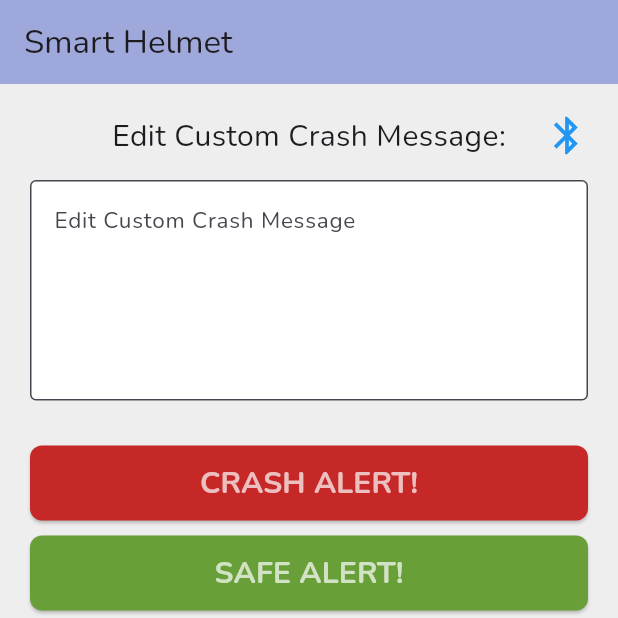
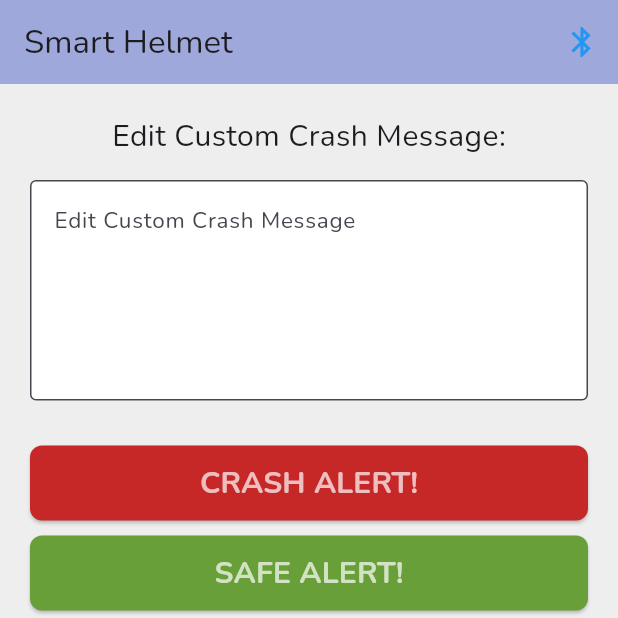
Before and after one commit to IsabellaTerick/smart_helmet, a Flutter app: the screen it shows after launch, on a phone screen of 412 x 824 dp, the top half of it. Run offline on Flutter 3.47's test engine with Material 3 defaults, Android fonts, the light colour scheme and no system bars; our stand-ins replace cloud_firestore, firebase_core, shared_preferences; accounts and stored records are empty.

Commit message:
Updated bluetooth icon
Updated bluetooth icon

```diff
--- a/lib/main.dart
+++ b/lib/main.dart
@@ -92,6 +92,9 @@ class _MyHomePageState extends State<MyHomePage> {
       appBar: AppBar(
         backgroundColor: Colors.indigo[200],
         title: Text(widget.title),
+        actions: [
+          IconButton(onPressed: () => {}, icon: Icon(Icons.bluetooth), color: Colors.blue),
+        ],
       ),
       body: Stack(
         children: <Widget>[
@@ -107,17 +110,6 @@ class _MyHomePageState extends State<MyHomePage> {
               ],
             ),
           ),
-          // Bluetooth Button in the top-right corner of the main body
-          Positioned(
-            right: 10.0,
-            top: 10.0,
-            child: IconButton(
-              icon: Icon(Icons.bluetooth),
-              onPressed: bluetoothConnect, // Your Bluetooth function
-              iconSize: 30.0, // You can adjust the size of the icon
-              color: Colors.blue, // You can change the color of the icon
-            ),
-          ),
         ],
       ),
     );
```
